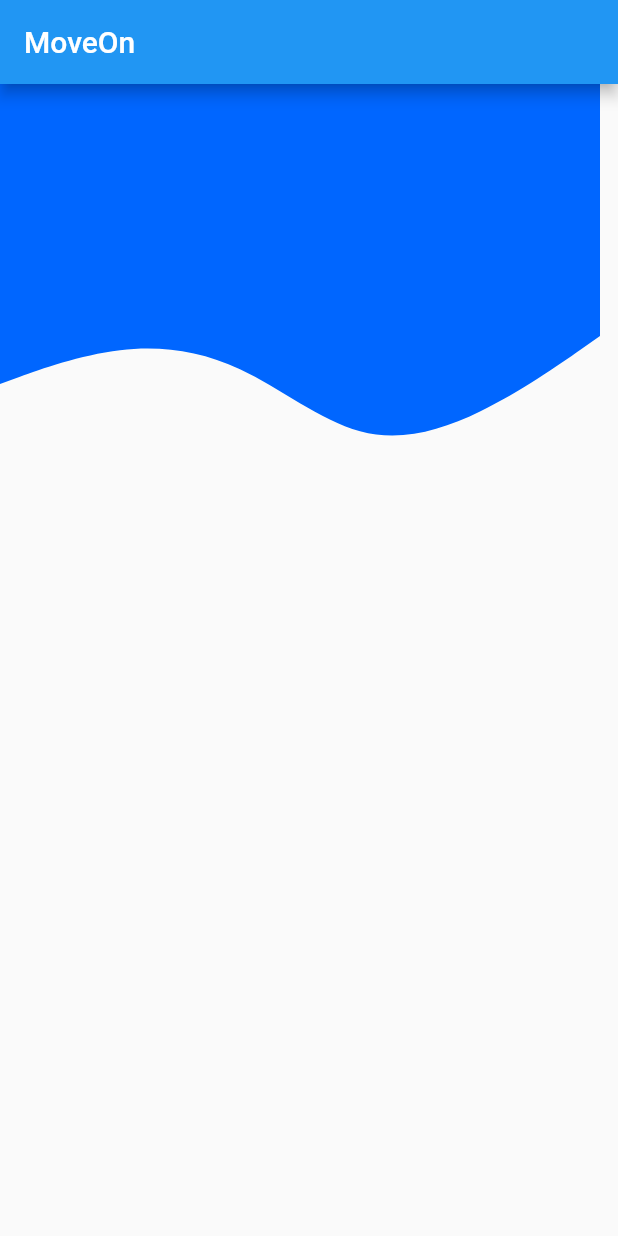
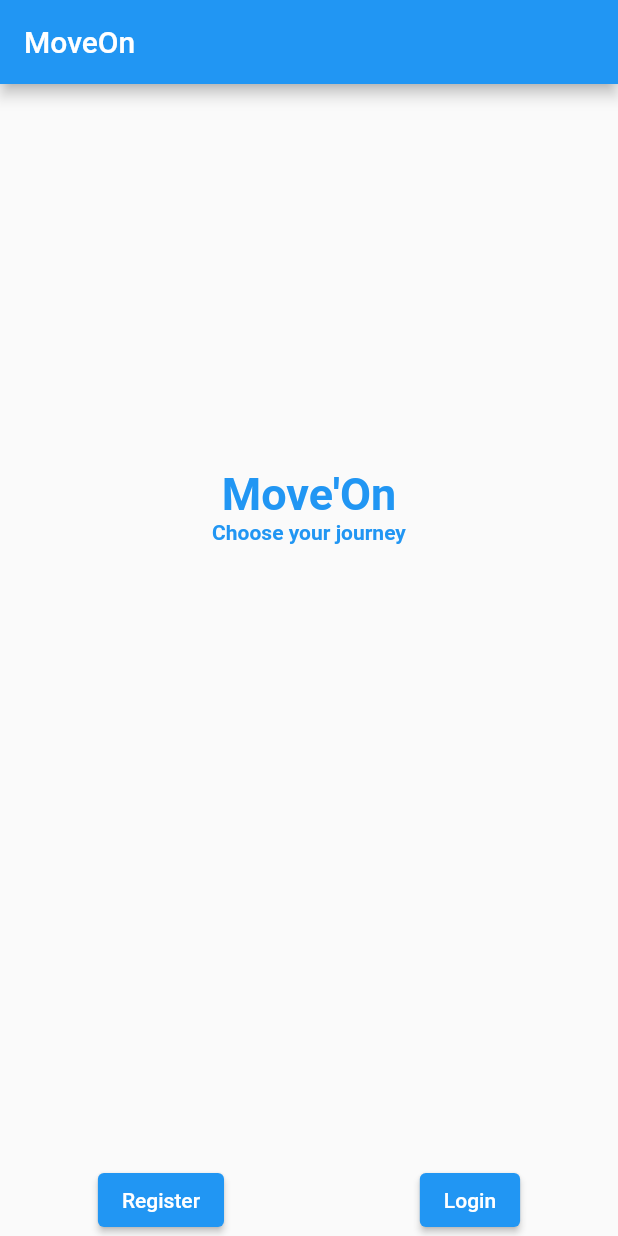
Before and after one commit to kiady66/move_on, a Flutter app: the screen it shows after launch, on a phone screen of 412 x 824 dp. Run offline on Flutter 3.47's test engine with Material 2 defaults, Android fonts, the phone set to English and light mode, and no system bars; our stand-ins replace flutter_svg.

Commit message:
first version of home page design

```diff
--- a/lib/main.dart
+++ b/lib/main.dart
@@ -31,18 +31,57 @@ class HomePage extends StatelessWidget {
         title: const Text("MoveOn"),
       ),
       body: Column(
-        mainAxisSize: MainAxisSize.max,
         children: <Widget>[
-          Row(
-            mainAxisSize: MainAxisSize.max,
-              children: <Widget> [
-                  FittedBox(
-                    fit: BoxFit.cover,
-                    child: SvgPicture.asset('assets/image/wave-home-top.svg'),
-                  ),
-
-              ]
+          const Expanded(
+              child: SizedBox()
           ),
+          Expanded(
+            child: Row(
+              crossAxisAlignment: CrossAxisAlignment.center,
+              mainAxisAlignment: MainAxisAlignment.center,
+              children: [
+                Column(
+                  children: const [
+                    Center(
+                      child: Text(
+                        "Move'On",
+                        style: TextStyle(
+                            fontSize: 30,
+                            fontWeight: FontWeight.bold,
+                            color: Colors.blue
+                        ),
+                        textAlign: TextAlign.center,
+                      ),
+                    ),
+                    Center(
+                      child: Text(
+                        "Choose your journey",
+                        style: TextStyle(
+                            fontWeight: FontWeight.bold,
+                            color: Colors.blue
+                        ),
+                      ),
+                    ),
+                  ],
+                ),
+              ],
+            ),
+          ),
+          Expanded(
+              child: Row(
+                  mainAxisAlignment: MainAxisAlignment.spaceAround,
+                  crossAxisAlignment: CrossAxisAlignment.end,
+                  children: [
+                    ElevatedButton(
+                      onPressed: () {},
+                      child: const Text('Register'),
+                    ),
+                    ElevatedButton(
+                      onPressed: () {},
+                      child: const Text('Login'),
+                    ),
+                  ]
+              ))
         ],
       )
     );
```
